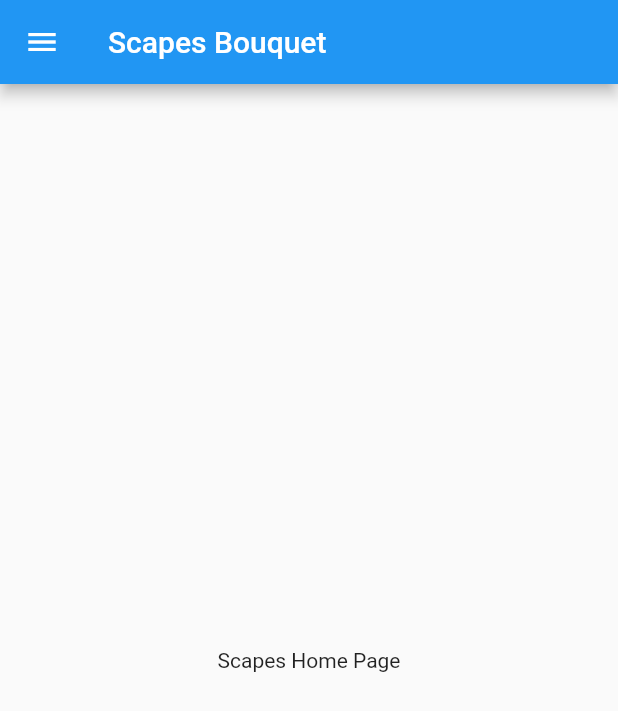
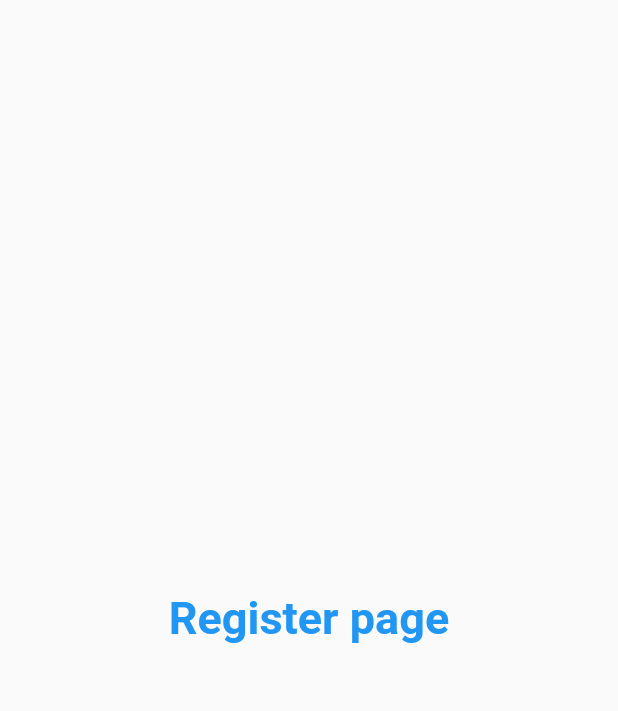
Before and after one commit to noviceyash/Flutter_app, a Flutter app: the screen it shows after launch, on a phone screen of 412 x 824 dp. Shown: the top 711 px of the screen. Run offline on Flutter 3.47's test engine with Material 2 defaults, Android fonts, the light colour scheme and no system bars.

Commit message:
Day 3-routes,initialRoute,Text styling,theming

```diff
--- a/lib/main.dart
+++ b/lib/main.dart
@@ -1,5 +1,7 @@
 import 'package:flutter/material.dart';
-import 'package:scapes_bouquet/home_page.dart';
+import 'package:scapes_bouquet/pages/home_page.dart';
+import 'package:scapes_bouquet/pages/login.dart';
+import 'package:scapes_bouquet/pages/register.dart';
 
 void main() {
   runApp(MyApp());
@@ -9,7 +11,16 @@ class MyApp extends StatelessWidget {
   @override
   Widget build(BuildContext context) {
     return MaterialApp(
-      home: HomePage(),
+      themeMode: ThemeMode.system,
+      theme: ThemeData(primarySwatch: Colors.deepOrange),
+      darkTheme: ThemeData(
+        brightness: Brightness.dark,
+      ),
+      initialRoute: "/home",
+      routes: {
+        "/": (context) => Register(),
+        "/register": (context) => HomePage(),
+      },
     );
   }
 }
--- /dev/null
+++ b/lib/pages/login.dart
@@ -0,0 +1,10 @@
+import 'package:flutter/material.dart';
+
+class LoginPage extends StatelessWidget {
+  @override
+  Widget build(BuildContext context) {
+    return Container(
+
+    );
+  }
+}
--- /dev/null
+++ b/lib/pages/register.dart
@@ -0,0 +1,18 @@
+import 'package:flutter/material.dart';
+
+class Register extends StatelessWidget {
+  @override
+  Widget build(BuildContext context) {
+    return Material(
+      child: Center(
+        child: Text(
+          "Register page",
+          style: TextStyle(
+            fontSize: 30,
+            color: Colors.blue,
+            fontWeight: FontWeight.bold,
+        ),),
+        ),
+    );
+  }
+}
```
Also changed, not shown: lib/pages/home_page.dart (renamed from lib/home_page.dart).
